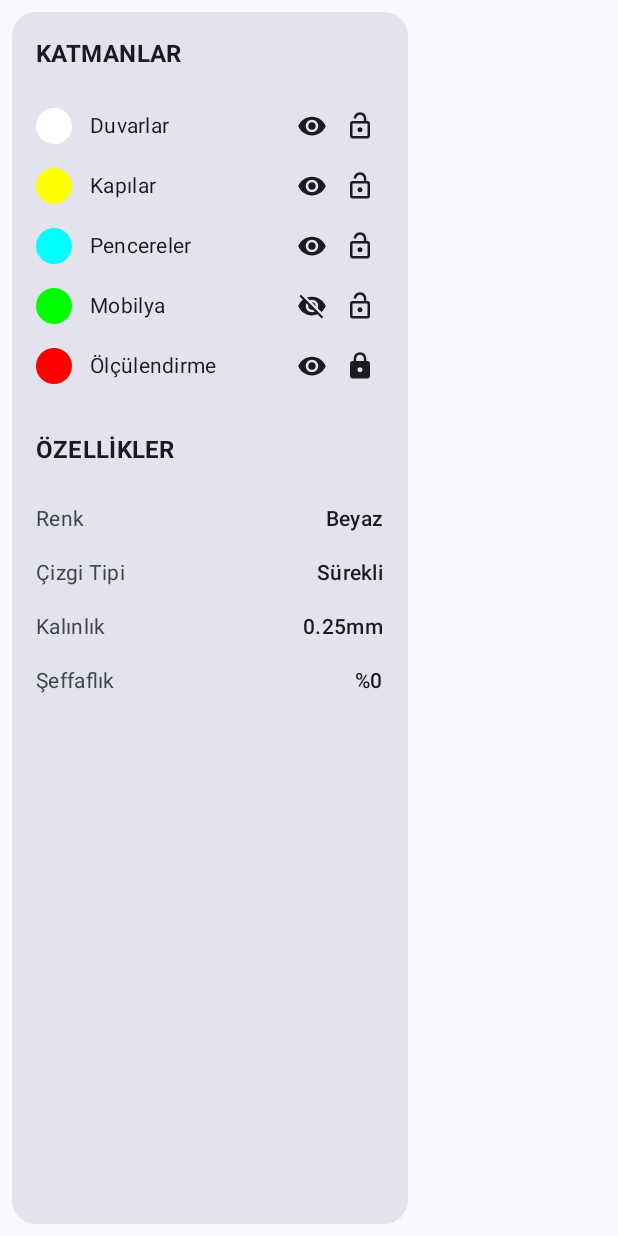
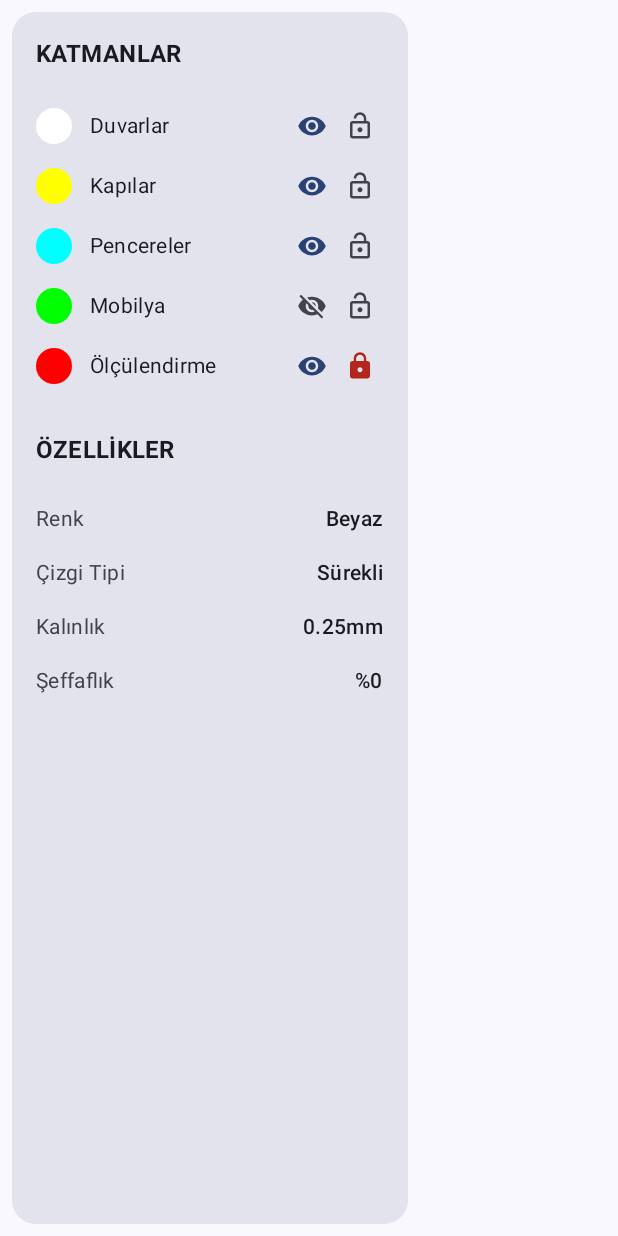
Before and after one commit to tugi64/tugisline, an Android app built with Jetpack Compose: the composable RightPropertiesPanel shown on its own in the app's theme, on a phone screen of 412 x 824 dp. Run offline under Robolectric (Android 15) with nearby library versions, the phone set to English and light mode, and no system bars.

Commit message:
fix: All viewer controls now working - Left panel + Right panel + Mouse scroll

```diff
--- a/app/src/main/java/com/tugi64/tugisline/ui/screens/viewer/ViewerScreen.kt
+++ b/app/src/main/java/com/tugi64/tugisline/ui/screens/viewer/ViewerScreen.kt
@@ -516,6 +516,22 @@ fun ToolButton(
 
 @Composable
 fun RightPropertiesPanel() {
+    // Katman state'leri
+    var layer1Visible by remember { mutableStateOf(true) }
+    var layer1Locked by remember { mutableStateOf(false) }
+
+    var layer2Visible by remember { mutableStateOf(true) }
+    var layer2Locked by remember { mutableStateOf(false) }
+
+    var layer3Visible by remember { mutableStateOf(true) }
+    var layer3Locked by remember { mutableStateOf(false) }
+
+    var layer4Visible by remember { mutableStateOf(false) }
+    var layer4Locked by remember { mutableStateOf(false) }
+
+    var layer5Visible by remember { mutableStateOf(true) }
+    var layer5Locked by remember { mutableStateOf(true) }
+
     Surface(
         modifier = Modifier
             .width(280.dp)
@@ -538,12 +554,47 @@ fun RightPropertiesPanel() {
 
             Spacer(modifier = Modifier.height(16.dp))
 
-            // Demo Katmanlar
-            LayerItem("Duvarlar", Color.White, true, false)
-            LayerItem("Kapılar", Color.Yellow, true, false)
-            LayerItem("Pencereler", Color.Cyan, true, false)
-            LayerItem("Mobilya", Color.Green, false, false)
-            LayerItem("Ölçülendirme", Color.Red, true, true)
+            // Demo Katmanlar - Çalışan butonlar
+            LayerItem(
+                name = "Duvarlar",
+                color = Color.White,
+                isVisible = layer1Visible,
+                isLocked = layer1Locked,
+                onToggleVisibility = { layer1Visible = !layer1Visible },
+                onToggleLock = { layer1Locked = !layer1Locked }
+            )
+            LayerItem(
+                name = "Kapılar",
+                color = Color.Yellow,
+                isVisible = layer2Visible,
+                isLocked = layer2Locked,
+                onToggleVisibility = { layer2Visible = !layer2Visible },
+                onToggleLock = { layer2Locked = !layer2Locked }
+            )
+            LayerItem(
+                name = "Pencereler",
+                color = Color.Cyan,
+                isVisible = layer3Visible,
+                isLocked = layer3Locked,
+                onToggleVisibility = { layer3Visible = !layer3Visible },
+                onToggleLock = { layer3Locked = !layer3Locked }
+            )
+            LayerItem(
+                name = "Mobilya",
+                color = Color.Green,
+                isVisible = layer4Visible,
+                isLocked = layer4Locked,
+                onToggleVisibility = { layer4Visible = !layer4Visible },
+                onToggleLock = { layer4Locked = !layer4Locked }
+            )
+            LayerItem(
+                name = "Ölçülendirme",
+                color = Color.Red,
+                isVisible = layer5Visible,
+                isLocked = layer5Locked,
+                onToggleVisibility = { layer5Visible = !layer5Visible },
+                onToggleLock = { layer5Locked = !layer5Locked }
+            )
 
             Spacer(modifier = Modifier.height(24.dp))
 
@@ -568,7 +619,9 @@ fun LayerItem(
     name: String,
     color: Color,
     isVisible: Boolean,
-    isLocked: Boolean
+    isLocked: Boolean,
+    onToggleVisibility: () -> Unit,
+    onToggleLock: () -> Unit
 ) {
     Row(
         modifier = Modifier
@@ -588,18 +641,22 @@ fun LayerItem(
             modifier = Modifier.weight(1f),
             style = MaterialTheme.typography.bodyMedium
         )
-        IconButton(onClick = { /* TODO */ }, modifier = Modifier.size(32.dp)) {
+        IconButton(onClick = onToggleVisibility, modifier = Modifier.size(32.dp)) {
             Icon(
                 if (isVisible) Icons.Default.RemoveRedEye else Icons.Default.VisibilityOff,
                 contentDescription = "Görünürlük",
-                modifier = Modifier.size(20.dp)
+                modifier = Modifier.size(20.dp),
+                tint = if (isVisible) MaterialTheme.colorScheme.primary
+                       else MaterialTheme.colorScheme.onSurfaceVariant
             )
         }
-        IconButton(onClick = { /* TODO */ }, modifier = Modifier.size(32.dp)) {
+        IconButton(onClick = onToggleLock, modifier = Modifier.size(32.dp)) {
             Icon(
                 if (isLocked) Icons.Default.Lock else Icons.Default.LockOpen,
                 contentDescription = "Kilit",
-                modifier = Modifier.size(20.dp)
+                modifier = Modifier.size(20.dp),
+                tint = if (isLocked) MaterialTheme.colorScheme.error
+                       else MaterialTheme.colorScheme.onSurfaceVariant
             )
         }
     }
```
